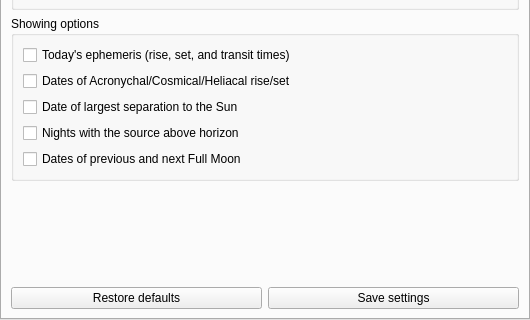
The window that plugins/Observability/src/gui/ObservabilityDialog.ui (519984307/stellarium_src) describes before a commit, drawn with Qt 5; both pictures show x 0 to 530 and y 234 to 554 of the 530 by 554 pixel window.
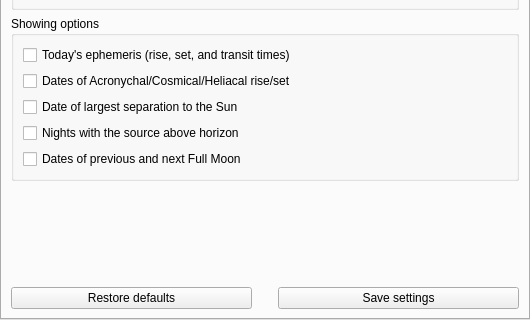
The same window after the commit. Custom widgets are drawn as their Qt base class.

```diff
--- a/plugins/Observability/src/gui/ObservabilityDialog.ui
+++ b/plugins/Observability/src/gui/ObservabilityDialog.ui
@@ -379,6 +379,22 @@
            </property>
           </widget>
          </item>
+         <item>
+          <spacer name="horizontalSpacer">
+           <property name="orientation">
+            <enum>Qt::Horizontal</enum>
+           </property>
+           <property name="sizeType">
+            <enum>QSizePolicy::Fixed</enum>
+           </property>
+           <property name="sizeHint" stdset="0">
+            <size>
+             <width>20</width>
+             <height>20</height>
+            </size>
+           </property>
+          </spacer>
+         </item>
          <item>
           <widget class="QPushButton" name="saveSettingsButton">
            <property name="sizePolicy">
```
